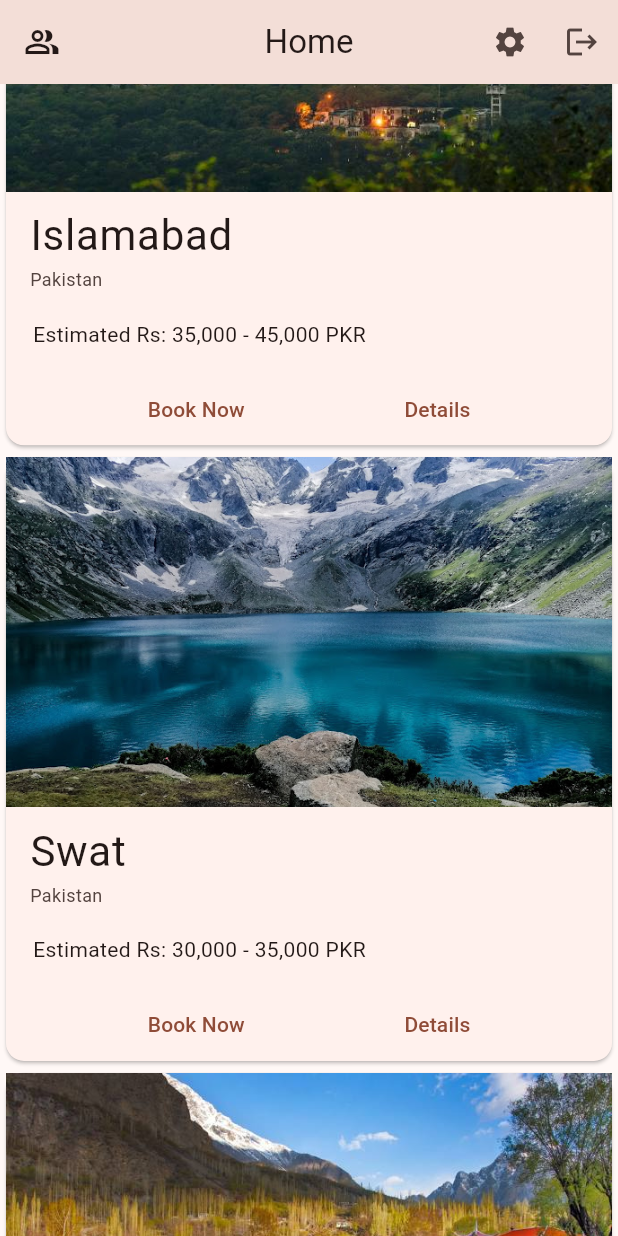
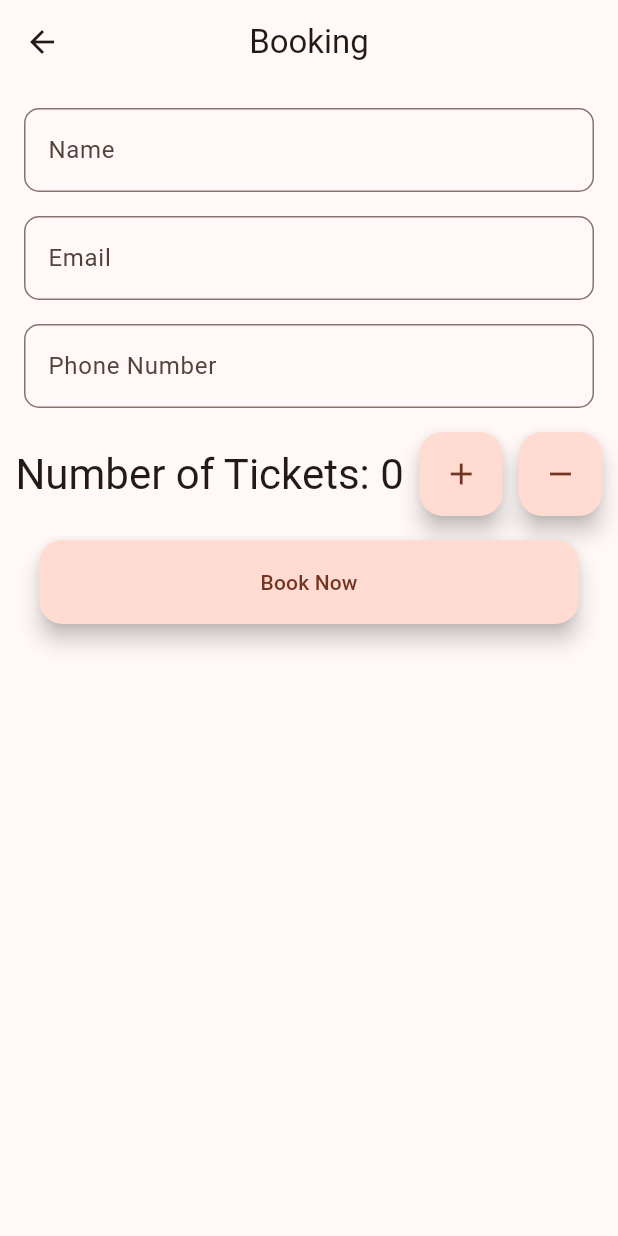
Before and after one commit to UmarKhalid69/Travelo, a Flutter app: the screen it shows after launch, scrolled down 576 dp, after a tap on "Book Now", on a phone screen of 412 x 824 dp. Run offline on Flutter 3.47's test engine with Material 3 defaults, Android fonts, the phone set to English and light mode, and no system bars; our stand-ins replace cloud_firestore, firebase_auth, firebase_core; accounts and stored records are empty.

Commit message:
Standup 2 Changes
2nd feature the booking completed, small UI changes left to do, Booking Crud Completed now User can create a booking :)

```diff
--- a/lib/Widgets/card.dart
+++ b/lib/Widgets/card.dart
@@ -1,4 +1,5 @@
 import 'package:flutter/material.dart';
+import 'package:travel_app_se/booking.dart';
 import 'package:travel_app_se/details.dart';
 
 class CardTile extends StatefulWidget {
@@ -46,7 +47,15 @@ class _CardTileState extends State<CardTile> {
               Row(
                 mainAxisAlignment: MainAxisAlignment.spaceEvenly,
                 children: [
-                  TextButton(onPressed: () {}, child: const Text('Book Now')),
+                  TextButton(
+                      onPressed: () {
+                        Navigator.push(
+                          context,
+                          MaterialPageRoute(
+                              builder: (context) => const Booking()),
+                        );
+                      },
+                      child: const Text('Book Now')),
                   TextButton(
                     onPressed: () {
                       Navigator.push(
@@ -88,7 +97,15 @@ class _CardTileState extends State<CardTile> {
               Row(
                 mainAxisAlignment: MainAxisAlignment.spaceEvenly,
                 children: [
-                  TextButton(onPressed: () {}, child: const Text('Book Now')),
+                  TextButton(
+                      onPressed: () {
+                        Navigator.push(
+                          context,
+                          MaterialPageRoute(
+                              builder: (context) => const Booking()),
+                        );
+                      },
+                      child: const Text('Book Now')),
                   TextButton(
                     onPressed: () {
                       Navigator.push(
@@ -130,7 +147,15 @@ class _CardTileState extends State<CardTile> {
               Row(
                 mainAxisAlignment: MainAxisAlignment.spaceEvenly,
                 children: [
-                  TextButton(onPressed: () {}, child: const Text('Book Now')),
+                  TextButton(
+                      onPressed: () {
+                        Navigator.push(
+                          context,
+                          MaterialPageRoute(
+                              builder: (context) => const Booking()),
+                        );
+                      },
+                      child: const Text('Book Now')),
                   TextButton(
                     onPressed: () {
                       Navigator.push(
@@ -172,7 +197,15 @@ class _CardTileState extends State<CardTile> {
               Row(
                 mainAxisAlignment: MainAxisAlignment.spaceEvenly,
                 children: [
-                  TextButton(onPressed: () {}, child: const Text('Book Now')),
+                  TextButton(
+                      onPressed: () {
+                        Navigator.push(
+                          context,
+                          MaterialPageRoute(
+                              builder: (context) => const Booking()),
+                        );
+                      },
+                      child: const Text('Book Now')),
                   TextButton(
                     onPressed: () {
                       Navigator.push(
--- /dev/null
+++ b/lib/booking.dart
@@ -0,0 +1,186 @@
+import 'package:cloud_firestore/cloud_firestore.dart';
+
+import 'package:flutter/material.dart';
+
+class Booking extends StatefulWidget {
+  const Booking({super.key});
+
+  @override
+  State<Booking> createState() => _BookingMurreeState();
+}
+
+class _BookingMurreeState extends State<Booking> {
+  int _counter = 0;
+
+  void _incrementCounter() {
+    setState(() {
+      _counter++;
+    });
+  }
+
+  late String username, useremail, userphone;
+
+  getUserName(name) {
+    username = name;
+  }
+
+  getUserEmail(email) {
+    useremail = email;
+  }
+
+  getUserNumber(phone) {
+    userphone = phone;
+  }
+
+  createbooking() {
+    print('Booking created');
+
+    DocumentReference documentReference =
+        FirebaseFirestore.instance.collection('Bookings').doc(username);
+
+    // create map
+    Map<String, dynamic> bookings = {
+      'username': username,
+      'useremail': useremail,
+      'userphone': userphone,
+      'tickets': _counter,
+    };
+
+    documentReference.set(bookings).whenComplete(() {
+      print('Booking for $username created');
+    });
+  }
+
+  @override
+  Widget build(BuildContext context) {
+    return Scaffold(
+      appBar: AppBar(
+        title: const Text('Booking'),
+        centerTitle: true,
+      ),
+      body: Column(
+        children: [
+          Padding(
+            padding: const EdgeInsets.all(16.0),
+            child: TextFormField(
+              decoration: InputDecoration(
+                border: OutlineInputBorder(
+                  borderRadius: BorderRadius.circular(10.0),
+                  borderSide:
+                      const BorderSide(color: Colors.blueAccent, width: 2.0),
+                ),
+                hintText: 'Enter your name',
+                labelText: 'Name',
+              ),
+              onChanged: (String name) {
+                getUserName(name);
+              },
+            ),
+          ),
+          Padding(
+            padding: const EdgeInsets.only(left: 16.0, right: 16.0),
+            child: TextFormField(
+              decoration: InputDecoration(
+                border: OutlineInputBorder(
+                  borderRadius: BorderRadius.circular(10.0),
+                  borderSide:
+                      const BorderSide(color: Colors.blueAccent, width: 2.0),
+                ),
+                hintText: 'Enter your Email',
+                labelText: 'Email',
+              ),
+              onChanged: (String email) {
+                getUserEmail(email);
+              },
+            ),
+          ),
+          Padding(
+            padding: const EdgeInsets.only(left: 16.0, right: 16.0, top: 16),
+            child: TextFormField(
+              decoration: InputDecoration(
+                border: OutlineInputBorder(
+                  borderRadius: BorderRadius.circular(10.0),
+                  borderSide:
+                      const BorderSide(color: Colors.blueAccent, width: 2.0),
+                ),
+                hintText: 'Enter your Phone Number',
+                labelText: 'Phone Number',
+              ),
+              onChanged: (String phone) {
+                getUserNumber(phone);
+              },
+            ),
+          ),
+
+          // counter of tickets
+          Row(
+            mainAxisAlignment: MainAxisAlignment.spaceEvenly,
+            children: [
+              Padding(
+                padding: const EdgeInsets.only(top: 16.0),
+                child: Text(
+                  'Number of Tickets: $_counter',
+                  style: Theme.of(context).textTheme.headlineMedium,
+                ),
+              ),
+              // counter buttons
+              Padding(
+                padding: const EdgeInsets.only(top: 16.0),
+                child: FloatingActionButton(
+                  onPressed: _incrementCounter,
+                  child: const Icon(Icons.add),
+                ),
+              ),
+              Padding(
+                padding: const EdgeInsets.only(top: 16.0),
+                child: FloatingActionButton(
+                  onPressed: () {
+                    setState(() {
+                      if (_counter > 0) {
+                        _counter--;
+                      }
+                    });
+                  },
+                  child: const Icon(Icons.remove),
+                ),
+              ),
+            ],
+          ),
+          // counter buttons
+
+          // Book now button
+          Padding(
+            padding: const EdgeInsets.only(top: 16.0),
+            child: SizedBox(
+              width: 360,
+              child: FloatingActionButton(
+                onPressed: () {
+                  createbooking();
+                  //pop up for confirm booking
+                  showDialog(
+                    context: context,
+                    builder: (BuildContext context) {
+                      return AlertDialog(
+                        title: const Text('Booking Confirmed'),
+                        content: const Text('Your booking has been confirmed'),
+                        actions: [
+                          TextButton(
+                            onPressed: () {
+                              Navigator.of(context).pop();
+                            },
+                            child: const Text('OK'),
+                          ),
+                        ],
+                      );
+                    },
+                  );
+                },
+                child: const Text('Book Now'),
+              ),
+            ),
+          ),
+        ],
+      ),
+    );
+  }
+}
--- a/pubspec.yaml
+++ b/pubspec.yaml
@@ -37,6 +37,7 @@ dependencies:
   cupertino_icons: ^1.0.2
   firebase_core: ^2.21.0
   firebase_auth: ^4.12.1
+  cloud_firestore: ^4.13.3
   # cloud_firestore: ^4.13.1
   # fluttertoast: ^8.2.4
 
```
Also changed, not shown: lib/details.dart (+33 -4 lines), pubspec.lock, 3 other files.
